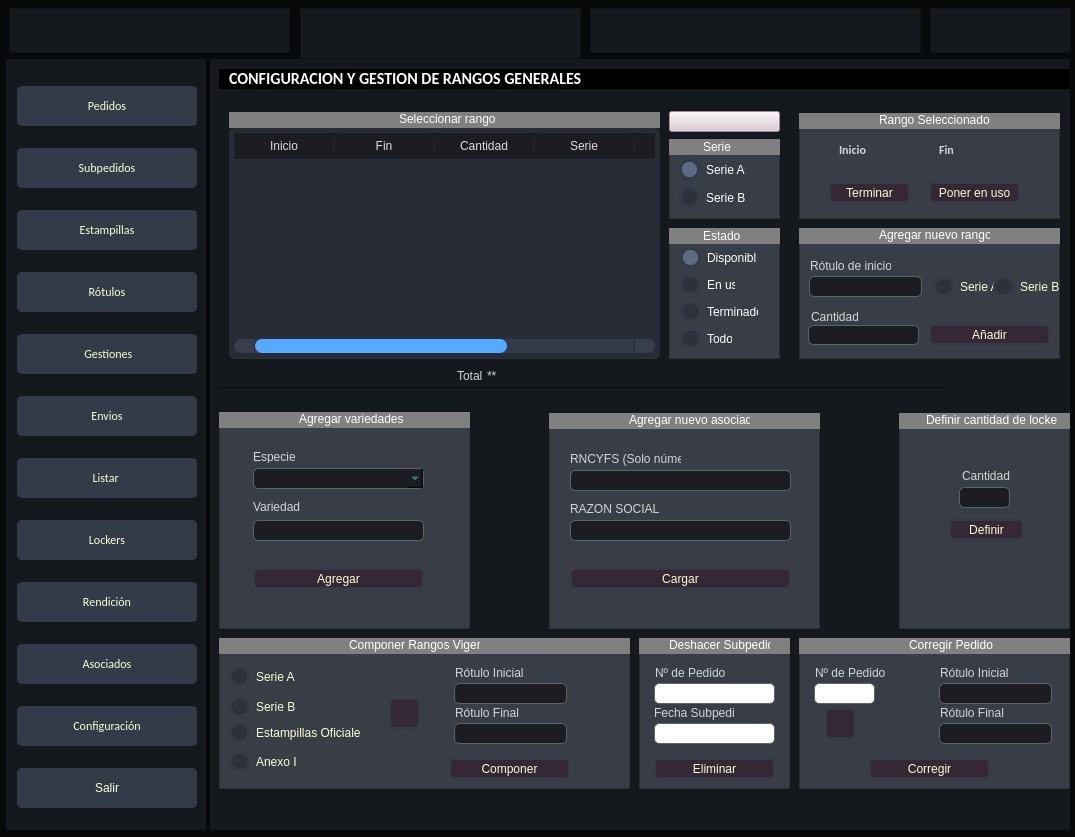
First picture: the form in main.ui, repository zenfranco/gestion_rotulos_psql, before the edit.
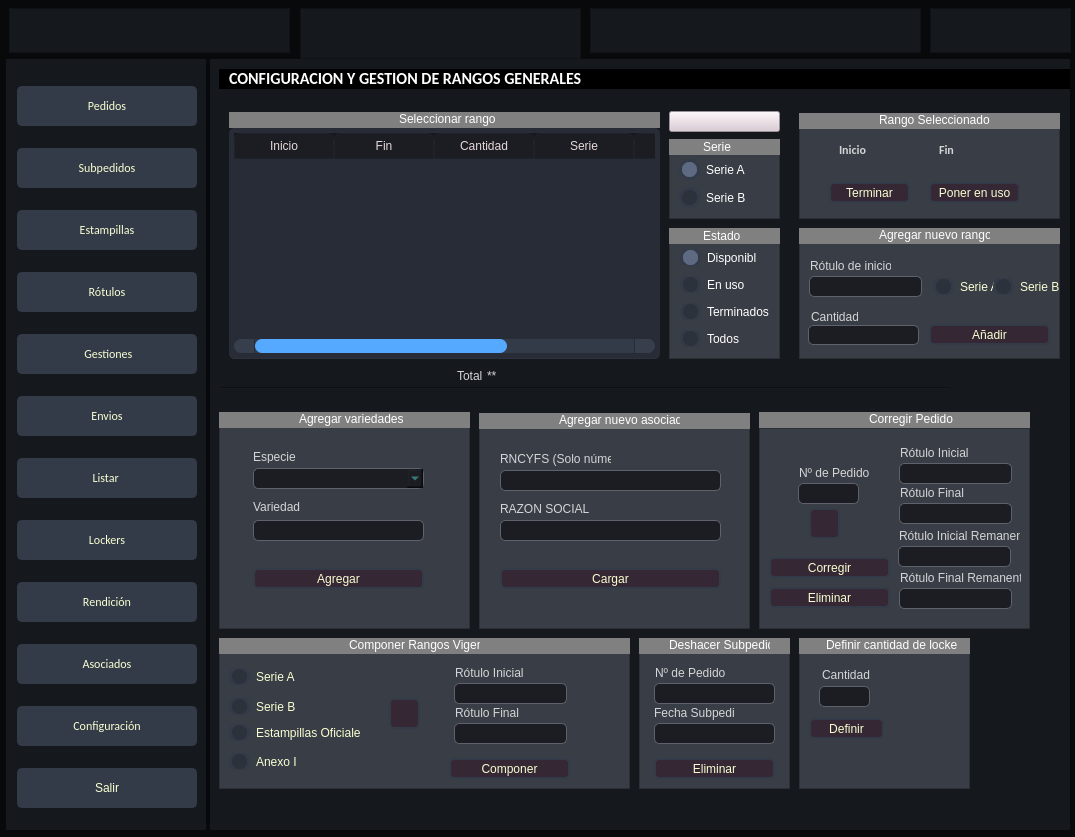
Second picture: the form after the edit. The open tabs and pages were chosen to show the change. Icons and pictures are not drawn.

Commit message: se añade funcion para ingresar pedidos externos desde modulo pedidos y tambien desde modulo configuracion se puede corregir un pedido

The edit to the form file:
```diff
--- a/main.ui
+++ b/main.ui
@@ -5373,7 +5373,7 @@
           <rect>
            <x>11</x>
            <y>102</y>
-           <width>52</width>
+           <width>61</width>
            <height>17</height>
           </rect>
          </property>
@@ -5389,7 +5389,7 @@
           <rect>
            <x>11</x>
            <y>48</y>
-           <width>55</width>
+           <width>71</width>
            <height>17</height>
           </rect>
          </property>
@@ -5405,7 +5405,7 @@
           <rect>
            <x>11</x>
            <y>75</y>
-           <width>78</width>
+           <width>91</width>
            <height>17</height>
           </rect>
          </property>
@@ -5718,7 +5718,7 @@
        <widget class="QFrame" name="frame_54">
         <property name="geometry">
          <rect>
-          <x>340</x>
+          <x>270</x>
           <y>350</y>
           <width>271</width>
           <height>211</height>
@@ -5821,7 +5821,7 @@
        <widget class="QFrame" name="frame_55">
         <property name="geometry">
          <rect>
-          <x>340</x>
+          <x>270</x>
           <y>345</y>
           <width>271</width>
           <height>16</height>
@@ -6061,10 +6061,10 @@
        <widget class="QFrame" name="frame_59">
         <property name="geometry">
          <rect>
-          <x>690</x>
-          <y>350</y>
+          <x>590</x>
+          <y>580</y>
           <width>171</width>
-          <height>211</height>
+          <height>141</height>
          </rect>
         </property>
         <property name="styleSheet">
@@ -6101,8 +6101,8 @@
         <widget class="QPushButton" name="btn_definir_locker">
          <property name="geometry">
           <rect>
-           <x>50</x>
-           <y>101</y>
+           <x>10</x>
+           <y>70</y>
            <width>75</width>
            <height>21</height>
           </rect>
@@ -6117,8 +6117,8 @@
         <widget class="QLineEdit" name="txt_definir_locker">
          <property name="geometry">
           <rect>
-           <x>60</x>
-           <y>69</y>
+           <x>20</x>
+           <y>38</y>
            <width>51</width>
            <height>21</height>
           </rect>
@@ -6127,8 +6127,8 @@
         <widget class="QLabel" name="label_55">
          <property name="geometry">
           <rect>
-           <x>63</x>
-           <y>50</y>
+           <x>23</x>
+           <y>19</y>
            <width>51</width>
            <height>16</height>
           </rect>
@@ -6141,8 +6141,8 @@
        <widget class="QFrame" name="frame_60">
         <property name="geometry">
          <rect>
-          <x>690</x>
-          <y>345</y>
+          <x>590</x>
+          <y>570</y>
           <width>171</width>
           <height>16</height>
          </rect>
@@ -6642,7 +6642,7 @@
           </rect>
          </property>
          <property name="styleSheet">
-          <string notr="true">background-color: rgb(255, 255, 255);</string>
+          <string notr="true"/>
          </property>
         </widget>
         <widget class="QLineEdit" name="txt_fecha_deshacer">
@@ -6655,7 +6655,7 @@
           </rect>
          </property>
          <property name="styleSheet">
-          <string notr="true">background-color: rgb(255, 255, 255);</string>
+          <string notr="true"/>
          </property>
         </widget>
         <widget class="QPushButton" name="btn_deshacer">
@@ -6704,10 +6704,10 @@
        <widget class="QFrame" name="frame_100">
         <property name="geometry">
          <rect>
-          <x>590</x>
-          <y>570</y>
+          <x>550</x>
+          <y>360</y>
           <width>271</width>
-          <height>151</height>
+          <height>201</height>
          </rect>
         </property>
         <property name="styleSheet">
@@ -6741,61 +6741,24 @@
         <property name="frameShadow">
          <enum>QFrame::Raised</enum>
         </property>
-        <widget class="QFrame" name="frame_101">
+        <widget class="QLineEdit" name="txt_num_pedido_corregir">
          <property name="geometry">
           <rect>
-           <x>0</x>
-           <y>0</y>
-           <width>271</width>
-           <height>16</height>
-          </rect>
-         </property>
-         <property name="styleSheet">
-          <string notr="true">background:grey;
-border-radius:15px;
-</string>
-         </property>
-         <property name="frameShape">
-          <enum>QFrame::StyledPanel</enum>
-         </property>
-         <property name="frameShadow">
-          <enum>QFrame::Raised</enum>
-         </property>
-         <widget class="QLabel" name="label_162">
-          <property name="geometry">
-           <rect>
-            <x>110</x>
-            <y>-1</y>
-            <width>101</width>
-            <height>16</height>
-           </rect>
-          </property>
-          <property name="styleSheet">
-           <string notr="true">color:rgb(255, 255, 255);</string>
-          </property>
-          <property name="text">
-           <string>Corregir Pedido</string>
-          </property>
-         </widget>
-        </widget>
-        <widget class="QLineEdit" name="txt_num_deshacer_2">
-         <property name="geometry">
-          <rect>
-           <x>15</x>
-           <y>45</y>
+           <x>39</x>
+           <y>55</y>
            <width>61</width>
            <height>21</height>
           </rect>
          </property>
          <property name="styleSheet">
-          <string notr="true">background-color: rgb(255, 255, 255);</string>
+          <string notr="true"/>
          </property>
         </widget>
         <widget class="QPushButton" name="btn_deshacer_2">
          <property name="geometry">
           <rect>
-           <x>70</x>
-           <y>120</y>
+           <x>10</x>
+           <y>129</y>
            <width>121</width>
            <height>21</height>
           </rect>
@@ -6810,8 +6773,8 @@
         <widget class="QLabel" name="label_114">
          <property name="geometry">
           <rect>
-           <x>16</x>
-           <y>27</y>
+           <x>40</x>
+           <y>37</y>
            <width>81</width>
            <height>16</height>
           </rect>
@@ -6824,7 +6787,7 @@
          <property name="geometry">
           <rect>
            <x>140</x>
-           <y>85</y>
+           <y>75</y>
            <width>113</width>
            <height>21</height>
           </rect>
@@ -6834,7 +6797,7 @@
          <property name="geometry">
           <rect>
            <x>141</x>
-           <y>27</y>
+           <y>17</y>
            <width>81</width>
            <height>16</height>
           </rect>
@@ -6847,7 +6810,7 @@
          <property name="geometry">
           <rect>
            <x>140</x>
-           <y>45</y>
+           <y>35</y>
            <width>113</width>
            <height>21</height>
           </rect>
@@ -6857,7 +6820,7 @@
          <property name="geometry">
           <rect>
            <x>141</x>
-           <y>67</y>
+           <y>57</y>
            <width>81</width>
            <height>16</height>
           </rect>
@@ -6869,8 +6832,8 @@
         <widget class="QPushButton" name="btn_traer_rangos_2">
          <property name="geometry">
           <rect>
-           <x>26</x>
-           <y>70</y>
+           <x>50</x>
+           <y>80</y>
            <width>31</width>
            <height>31</height>
           </rect>
@@ -6887,6 +6850,105 @@
            <width>32</width>
            <height>32</height>
           </size>
+         </property>
+        </widget>
+        <widget class="QLabel" name="label_169">
+         <property name="geometry">
+          <rect>
+           <x>140</x>
+           <y>100</y>
+           <width>121</width>
+           <height>16</height>
+          </rect>
+         </property>
+         <property name="text">
+          <string>Rótulo Inicial Remanente</string>
+         </property>
+        </widget>
+        <widget class="QLineEdit" name="txt_inicialRe_componer_pedido">
+         <property name="geometry">
+          <rect>
+           <x>139</x>
+           <y>118</y>
+           <width>113</width>
+           <height>21</height>
+          </rect>
+         </property>
+        </widget>
+        <widget class="QLineEdit" name="txt_finalRE_componer_pedido">
+         <property name="geometry">
+          <rect>
+           <x>140</x>
+           <y>160</y>
+           <width>113</width>
+           <height>21</height>
+          </rect>
+         </property>
+        </widget>
+        <widget class="QLabel" name="label_170">
+         <property name="geometry">
+          <rect>
+           <x>141</x>
+           <y>142</y>
+           <width>121</width>
+           <height>16</height>
+          </rect>
+         </property>
+         <property name="text">
+          <string>Rótulo Final Remanente</string>
+         </property>
+        </widget>
+        <widget class="QPushButton" name="btn_eliminar_pedido">
+         <property name="geometry">
+          <rect>
+           <x>10</x>
+           <y>159</y>
+           <width>121</width>
+           <height>21</height>
+          </rect>
+         </property>
+         <property name="styleSheet">
+          <string notr="true"/>
+         </property>
+         <property name="text">
+          <string>Eliminar</string>
+         </property>
+        </widget>
+       </widget>
+       <widget class="QFrame" name="frame_101">
+        <property name="geometry">
+         <rect>
+          <x>550</x>
+          <y>344</y>
+          <width>271</width>
+          <height>16</height>
+         </rect>
+        </property>
+        <property name="styleSheet">
+         <string notr="true">background:grey;
+border-radius:15px;
+</string>
+        </property>
+        <property name="frameShape">
+         <enum>QFrame::StyledPanel</enum>
+        </property>
+        <property name="frameShadow">
+         <enum>QFrame::Raised</enum>
+        </property>
+        <widget class="QLabel" name="label_162">
+         <property name="geometry">
+          <rect>
+           <x>110</x>
+           <y>-1</y>
+           <width>101</width>
+           <height>16</height>
+          </rect>
+         </property>
+         <property name="styleSheet">
+          <string notr="true">color:rgb(255, 255, 255);</string>
+         </property>
+         <property name="text">
+          <string>Corregir Pedido</string>
          </property>
         </widget>
        </widget>
```
Left out of the diff: 100 changed lines with no effect on the pictures. The commit also changes 4 other files.
